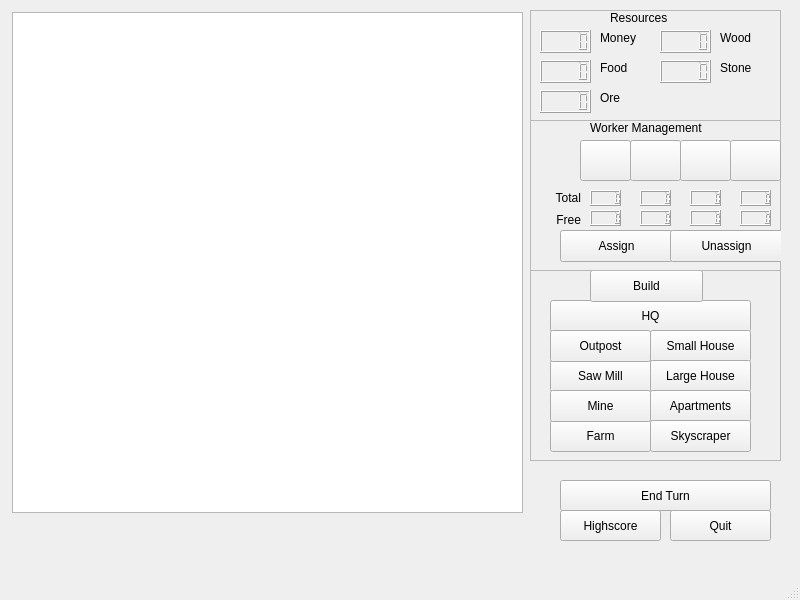
The window that Game/mapwindow.ui (hoanhle/Colonization-Game) describes before a commit, drawn with Qt 5.
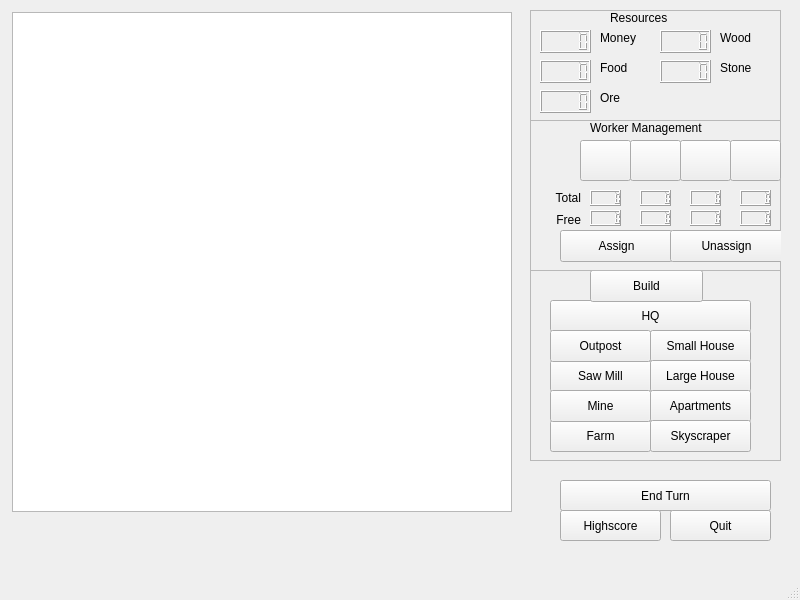
The same window after the commit.

Commit message: Force the gamescene update imidiately

```diff
--- a/Game/mapwindow.ui
+++ b/Game/mapwindow.ui
@@ -31,8 +31,8 @@
      <rect>
       <x>12</x>
       <y>12</y>
-      <width>511</width>
-      <height>501</height>
+      <width>500</width>
+      <height>500</height>
      </rect>
     </property>
     <property name="sizePolicy">
```
The commit also changes 2 other files.
